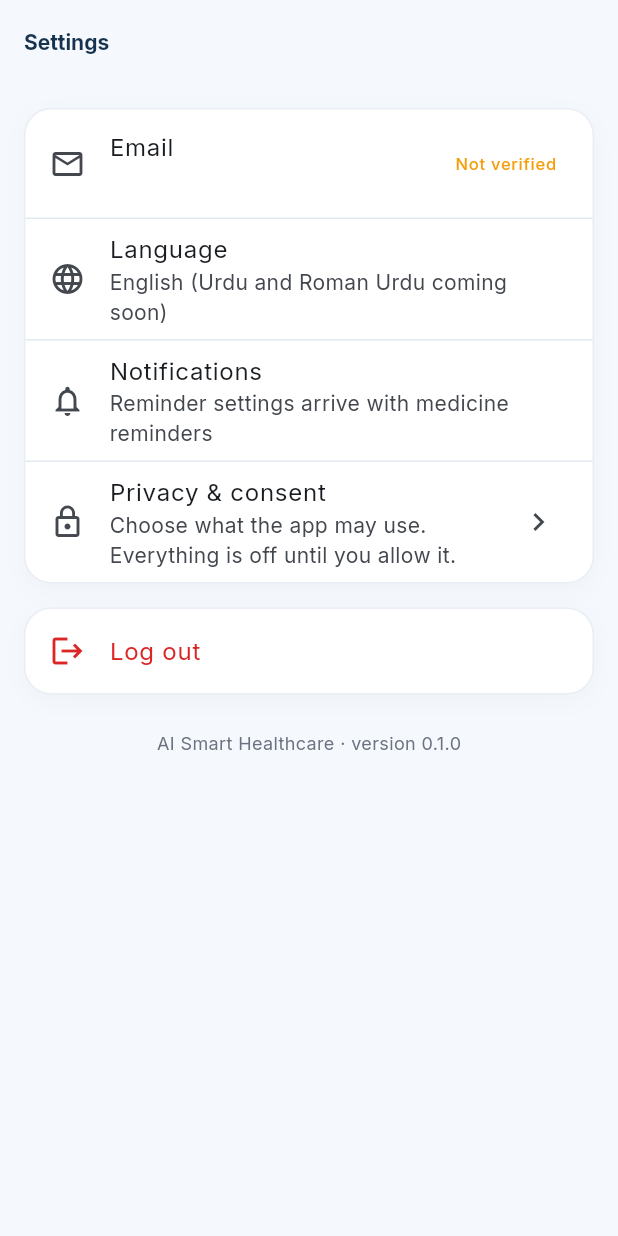
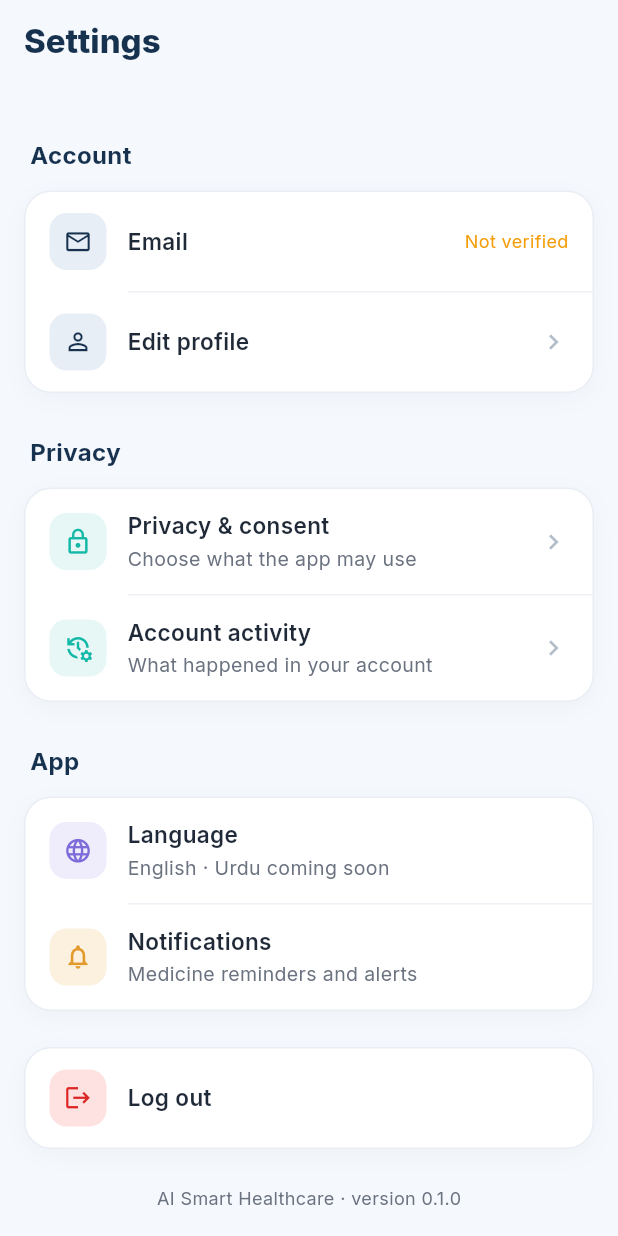
Before and after one commit to Muhammad-Abdullah022/ai-smart-healthcare, a Flutter app: the SettingsScreen screen opened by its route, on a phone screen of 412 x 824 dp. Run offline on Flutter 3.47's test engine with Material 3 defaults, Android fonts, the phone set to English and light mode, and no system bars; our stand-ins replace flutter_secure_storage, go_router, google_fonts, shared_preferences; accounts and stored records are empty; network calls fail.

Commit message:
Elegant profile header and grouped settings; frontend serves on :5555
Co-Authored-By: Claude Opus 5.5 <noreply@anthropic.com>
Claude-Session: https://claude.ai/code/session_01WQCTNYi2tkny5Xfg4KKT6J

```diff
--- a/frontend/lib/screens/settings/settings_screen.dart
+++ b/frontend/lib/screens/settings/settings_screen.dart
@@ -27,54 +27,73 @@ class SettingsScreen extends StatelessWidget {
   Widget build(BuildContext context) {
     final user = context.watch<AuthProvider>().user;
     return Scaffold(
-      appBar: AppBar(title: const Text('Settings')),
+      appBar: AppBar(title: const Text('Settings', style: TextStyle(fontSize: 22, fontWeight: FontWeight.w800))),
       body: ListView(
-        padding: const EdgeInsets.all(16),
+        padding: const EdgeInsets.fromLTRB(16, 8, 16, 32),
         children: [
-          SectionCard(
-            padding: EdgeInsets.zero,
-            child: Column(
-              children: [
-                ListTile(
-                  leading: const Icon(Icons.email_outlined),
-                  title: const Text('Email'),
-                  subtitle: Text(user?.email ?? ''),
+          const SectionTitle('Account'),
+          GroupedList(children: [
+            ListRow(
+              icon: Icons.email_outlined,
+              title: 'Email',
+              subtitle: user?.email ?? '',
+              color: AppColors.primary,
+              tint: AppColors.primaryTint,
               trailing: user == null || user.emailVerified
                   ? null
-                      : const Text('Not verified', style: TextStyle(color: AppColors.warning)),
+                  : const Text('Not verified', style: TextStyle(color: AppColors.warning, fontSize: 12)),
             ),
-                const Divider(),
-                const ListTile(
-                  leading: Icon(Icons.language),
-                  title: Text('Language'),
-                  subtitle: Text('English (Urdu and Roman Urdu coming soon)'),
+            ListRow(
+              icon: Icons.person_outline,
+              title: 'Edit profile',
+              color: AppColors.primary,
+              tint: AppColors.primaryTint,
+              onTap: () => context.go('/profile'),
             ),
-                const Divider(),
-                const ListTile(
-                  leading: Icon(Icons.notifications_outlined),
-                  title: Text('Notifications'),
-                  subtitle: Text('Reminder settings arrive with medicine reminders'),
-                ),
-                const Divider(),
-                ListTile(
-                  leading: const Icon(Icons.lock_outline),
-                  title: const Text('Privacy & consent'),
-                  subtitle: const Text('Choose what the app may use. Everything is off until you allow it.'),
-                  trailing: const Icon(Icons.chevron_right),
+          ]),
+          const SectionTitle('Privacy'),
+          GroupedList(children: [
+            ListRow(
+              icon: Icons.lock_outline,
+              title: 'Privacy & consent',
+              subtitle: 'Choose what the app may use',
               onTap: () => context.push('/settings/consent'),
             ),
-              ],
+            ListRow(
+              icon: Icons.manage_history,
+              title: 'Account activity',
+              subtitle: 'What happened in your account',
+              onTap: () => context.push('/feature/49'),
             ),
+          ]),
+          const SectionTitle('App'),
+          const GroupedList(children: [
+            ListRow(
+              icon: Icons.language,
+              title: 'Language',
+              subtitle: 'English · Urdu coming soon',
+              color: AppColors.mind,
+              tint: AppColors.mindTint,
             ),
-          const SizedBox(height: 16),
-          SectionCard(
-            padding: EdgeInsets.zero,
-            child: ListTile(
-              leading: const Icon(Icons.logout, color: AppColors.critical),
-              title: const Text('Log out', style: TextStyle(color: AppColors.critical)),
+            ListRow(
+              icon: Icons.notifications_outlined,
+              title: 'Notifications',
+              subtitle: 'Medicine reminders and alerts',
+              color: AppColors.medicine,
+              tint: AppColors.medicineTint,
+            ),
+          ]),
+          const SizedBox(height: 24),
+          GroupedList(children: [
+            ListRow(
+              icon: Icons.logout,
+              title: 'Log out',
+              color: AppColors.critical,
+              tint: AppColors.criticalTint,
+              trailing: const SizedBox.shrink(),
               onTap: () => _logout(context),
             ),
-          ),
+          ]),
           const SizedBox(height: 24),
           const Center(
             child: Text('${AppConfig.appName} · version 0.1.0',
```
Also changed, not shown: frontend/lib/screens/profile/profile_screen.dart (+63 -21 lines), 1 other file. Lines whose indentation alone changed are shown as unchanged.
